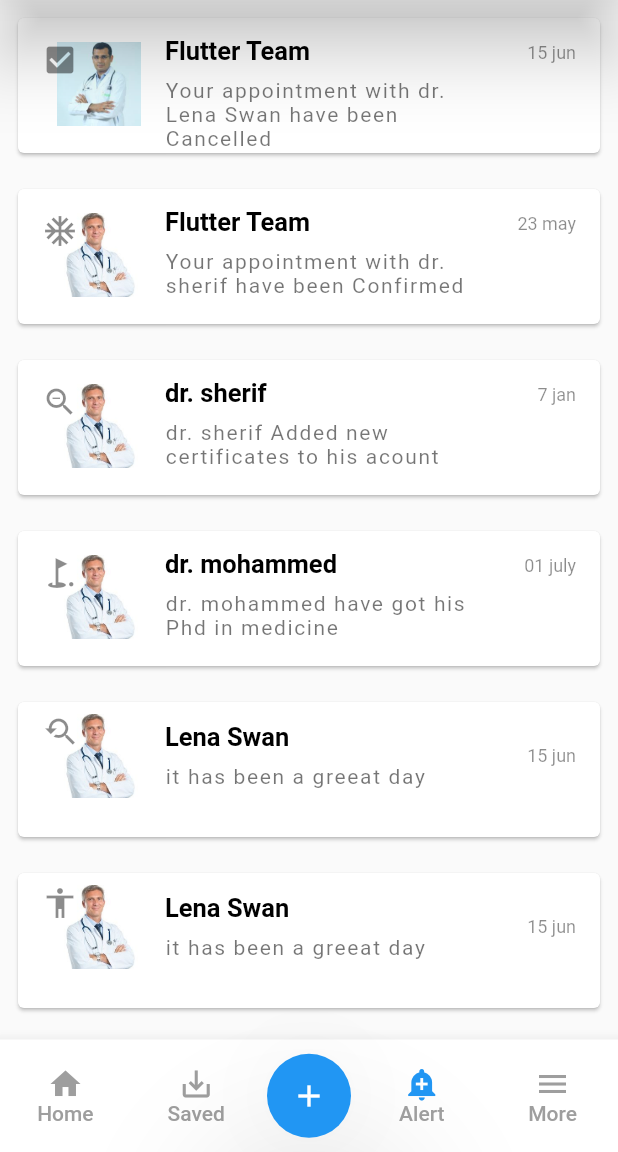
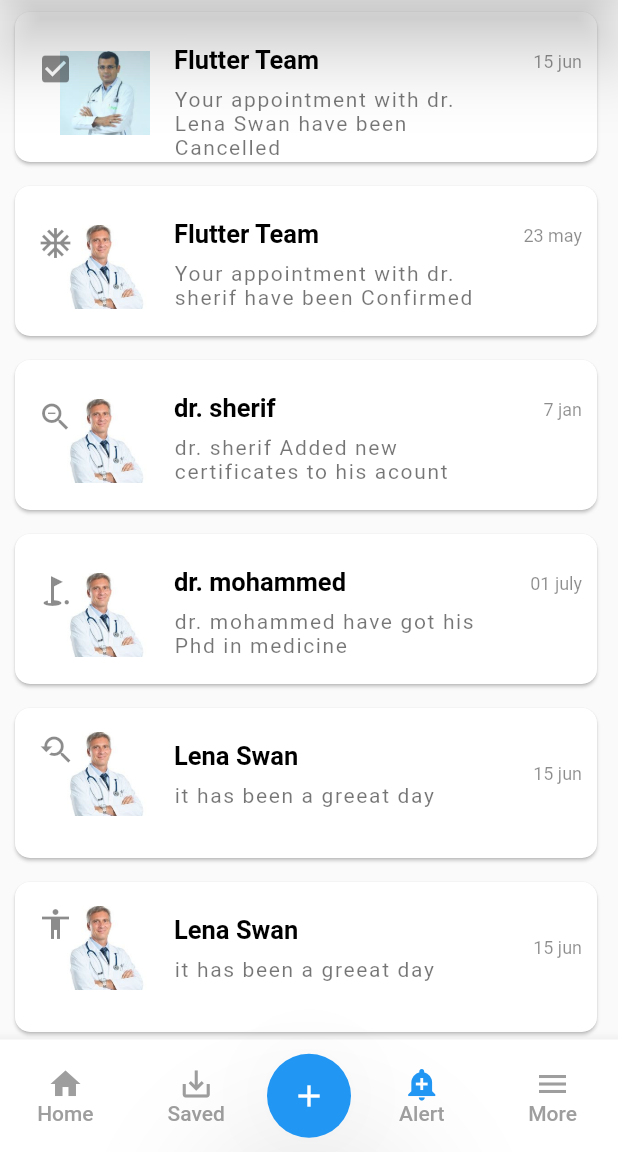
Before and after one commit to amrs12145/doctor, a Flutter app: the screen it shows after launch, item 3 of the bottom bar chosen, on a phone screen of 412 x 824 dp, the part 84-1236 px from its top. Run offline on Flutter 3.47's test engine with Material 2 defaults, Android fonts, the phone set to English and light mode, and no system bars; our stand-ins replace flutter_slidable.

Commit message:
some Retouch in UX Design of Alert Page

```diff
--- a/lib/data_models/notification.dart
+++ b/lib/data_models/notification.dart
@@ -50,6 +50,7 @@ class NotificationModel extends ChangeNotifier
   }
   void removeNotification( Notification object )
   {
+
     _notifications.remove( object );
     notifyListeners();
   }
--- a/lib/screens/alert.dart
+++ b/lib/screens/alert.dart
@@ -6,11 +6,10 @@ import 'package:doctor/data_models/appBar.dart' as my;
 import 'package:doctor/data_models/myBottomSheet.dart';
 
 class Alert extends StatelessWidget {
-
   @override
   Widget build(BuildContext context) {
     return Transform.translate(
-        offset: /*pressed ? Offset(-70,0) :*/ Offset(0,0) ,
+        offset:  Offset(0,0) ,
         child: ListView.builder(
           itemCount: context.watch<my.NotificationModel>().getCount ,
           itemBuilder: ( context , i )
@@ -141,7 +140,8 @@ void try2(BuildContext context)
                   TextButton(
                     child:Container(child: Text('DELETE',style: TextStyle(color: Colors.white),),padding: EdgeInsets.symmetric(vertical : 15,horizontal: 35 ), margin:EdgeInsets.only(bottom: 8)  , decoration: BoxDecoration(color: Colors.blueAccent,borderRadius: BorderRadius.circular(25), )  ),
                     onPressed: (){
-                      context.read<my.NotificationModel>().deleteCheckedNotifications();
+                      try2(context);
+                      Future.delayed(Duration(milliseconds: 500)).then( (value) => context.read<my.NotificationModel>().deleteCheckedNotifications() );
                     },
                   ),
                   TextButton(
@@ -189,6 +189,7 @@ class _MyCard extends StatelessWidget {
             },
             style: ButtonStyle(
               overlayColor: MaterialStateProperty.all(Colors.white),
+              padding: MaterialStateProperty.all(EdgeInsets.fromLTRB(10,8,10,8)),
             ),
             child: Card(
               elevation: 1,
@@ -199,29 +200,29 @@ class _MyCard extends StatelessWidget {
                           MediaQuery.of(context).size.width-24-60 : MediaQuery.of(context).size.width-24*/
                           context.watch<MyBottomSheet>().isClosed() ? MediaQuery.of(context).size.width-24 : MediaQuery.of(context).size.width-24-60,
 
-                height: 90,
+                height: context.watch<MyBottomSheet>().isClosed() ? 100 : 120,
+
                 child: ListTile(
                   leading:
-                    Stack(
-                      children: [
-                        Container(
-                          child: Image(
-                            image : notification.image,
-                          ),
-                          margin: EdgeInsets.only(left: 10) ,
-                        ),
-                        notification.icon,
+                    Container(width: 80,
+                        child: Stack(children: [
+                          Positioned(child: Container(child: Image(image : notification.image,width: 60,)),left: 20),
+                          Positioned(child: notification.icon,top:0,left:5)
+                        ]),
 
+                    ),
 
-                      ],
-
-                  ),
                   title: Container(margin:EdgeInsets.only(top: 8 ),child: Text( notification.title, style: TextStyle(color: Colors.black,fontSize: 17,fontWeight: FontWeight.bold), )),
                   subtitle: Container(margin:EdgeInsets.only(top:8,bottom: 8 ),child: Text( notification.description , style: TextStyle(color: Colors.black54,letterSpacing: 1.1  ),)),
                   trailing: Text( notification.date,style: TextStyle(color:Colors.black45,fontSize:12), ),
-                  isThreeLine: false,
+                  isThreeLine: true,
+                  contentPadding: EdgeInsets.fromLTRB(10, 10, 10, 0),
                 ),
               ),
+            shape: RoundedRectangleBorder(
+              borderRadius: BorderRadius.circular(10)
+            ),
+            margin: EdgeInsets.all(0),
           ),
         ),
 
```
